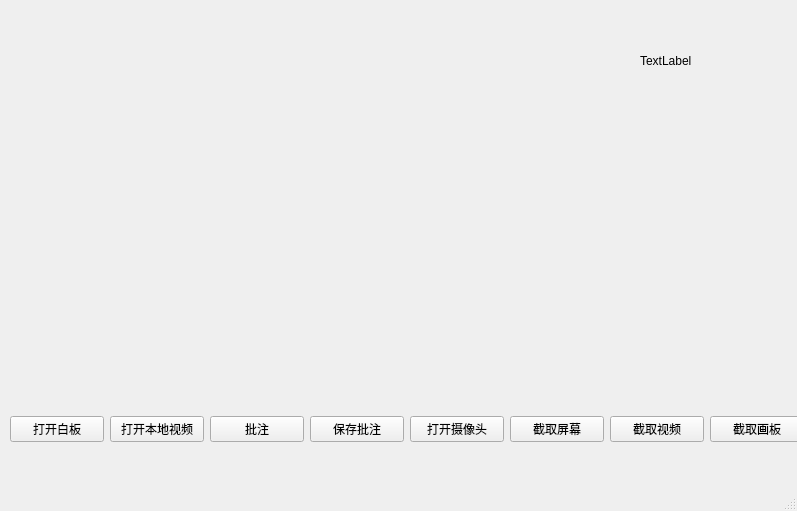
c95000/DemoCube, file mainwindow.ui: the form before one commit.
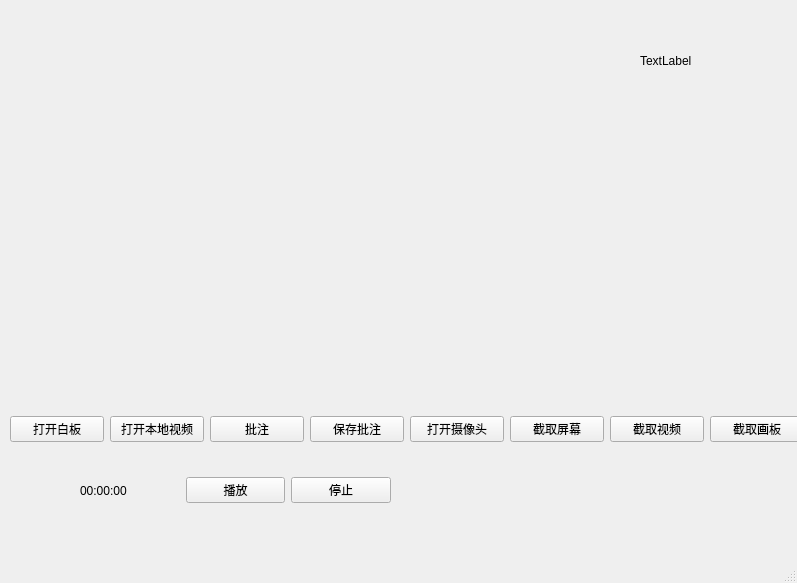
The form after the commit.

Commit message: update time label

```diff
--- a/mainwindow.ui
+++ b/mainwindow.ui
@@ -7,7 +7,7 @@
     <x>0</x>
     <y>0</y>
     <width>797</width>
-    <height>511</height>
+    <height>583</height>
    </rect>
   </property>
   <property name="windowTitle">
@@ -118,6 +118,39 @@
      </item>
     </layout>
    </widget>
+   <widget class="QWidget" name="horizontalLayoutWidget_2">
+    <property name="geometry">
+     <rect>
+      <x>80</x>
+      <y>470</y>
+      <width>311</width>
+      <height>41</height>
+     </rect>
+    </property>
+    <layout class="QHBoxLayout" name="horizontalLayout_2">
+     <item>
+      <widget class="QLabel" name="labelTime">
+       <property name="text">
+        <string>00:00:00</string>
+       </property>
+      </widget>
+     </item>
+     <item>
+      <widget class="QPushButton" name="btnPausePlay">
+       <property name="text">
+        <string>播放</string>
+       </property>
+      </widget>
+     </item>
+     <item>
+      <widget class="QPushButton" name="btnStop">
+       <property name="text">
+        <string>停止</string>
+       </property>
+      </widget>
+     </item>
+    </layout>
+   </widget>
   </widget>
   <widget class="QMenuBar" name="menubar">
    <property name="geometry">
```
The commit also changes 4 other files.
